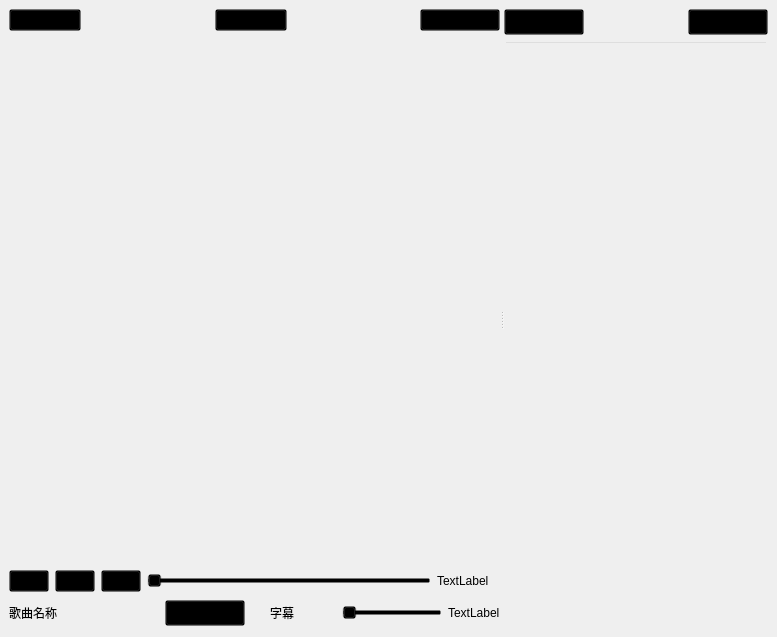
Westle2/UOS-Qt4.8.1-Cpp-MediaPlayer, file mainwindow.ui: the form before one commit.
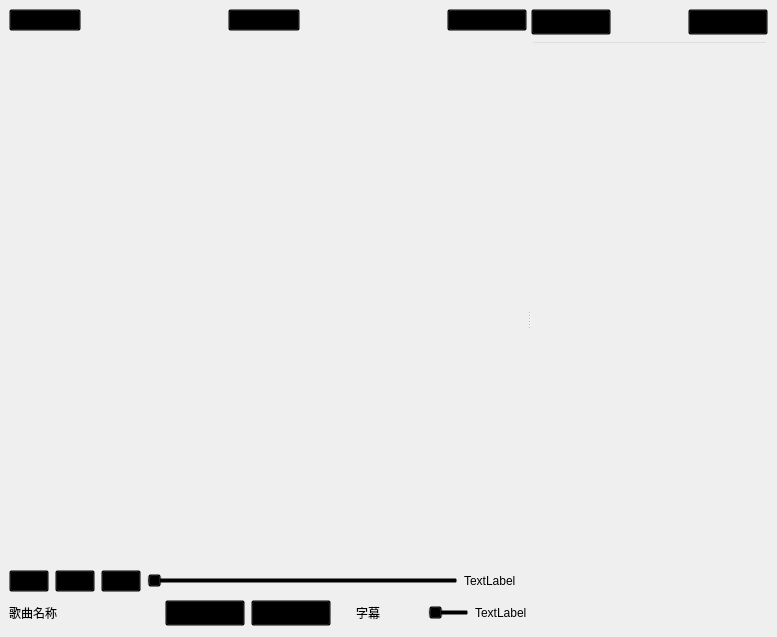
The form after the commit. Icons and pictures are not drawn.

Commit message: 复活了全屏功能

```diff
--- a/mainwindow.ui
+++ b/mainwindow.ui
@@ -222,6 +222,9 @@
             </property>
            </widget>
           </item>
+          <item>
+           <widget class="QTreeView" name="treeView"/>
+          </item>
           <item>
            <widget class="QTextEdit" name="textEdit_subtitles"/>
           </item>
@@ -353,6 +356,19 @@
             </property>
            </widget>
           </item>
+          <item>
+           <widget class="QPushButton" name="fullscreen_btn">
+            <property name="maximumSize">
+             <size>
+              <width>16777211</width>
+              <height>16777215</height>
+             </size>
+            </property>
+            <property name="text">
+             <string>全屏</string>
+            </property>
+           </widget>
+          </item>
           <item>
            <widget class="QCheckBox" name="btn_voice_to_text">
             <property name="text">
```
The commit also changes 15 other files.
